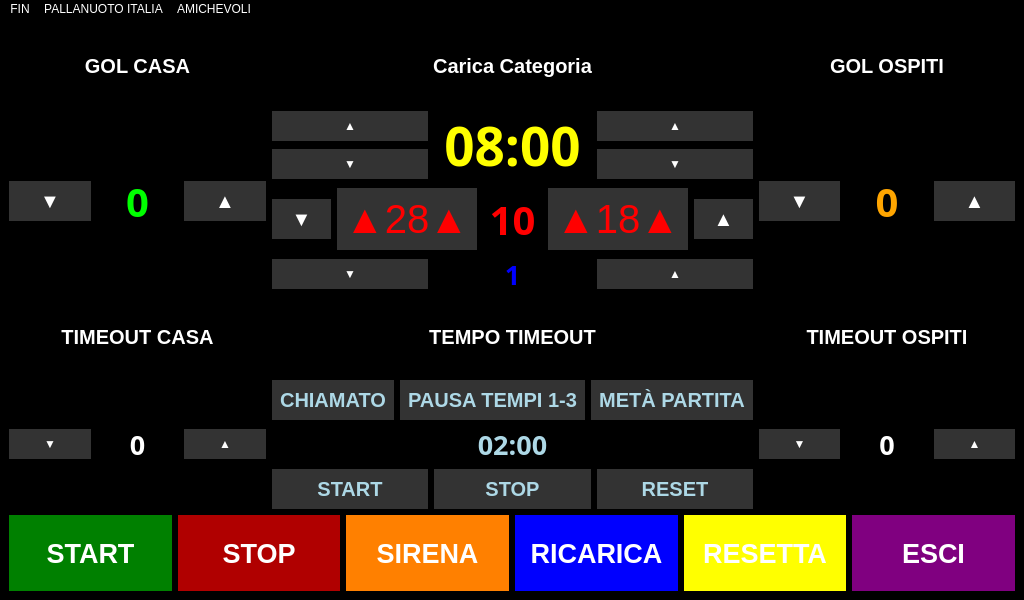
This is rasp5/gui/tabellone.ui in pythonpenguin/segnapunti_pallanuoto as Qt 5 draws it before an edit. The edited form follows.
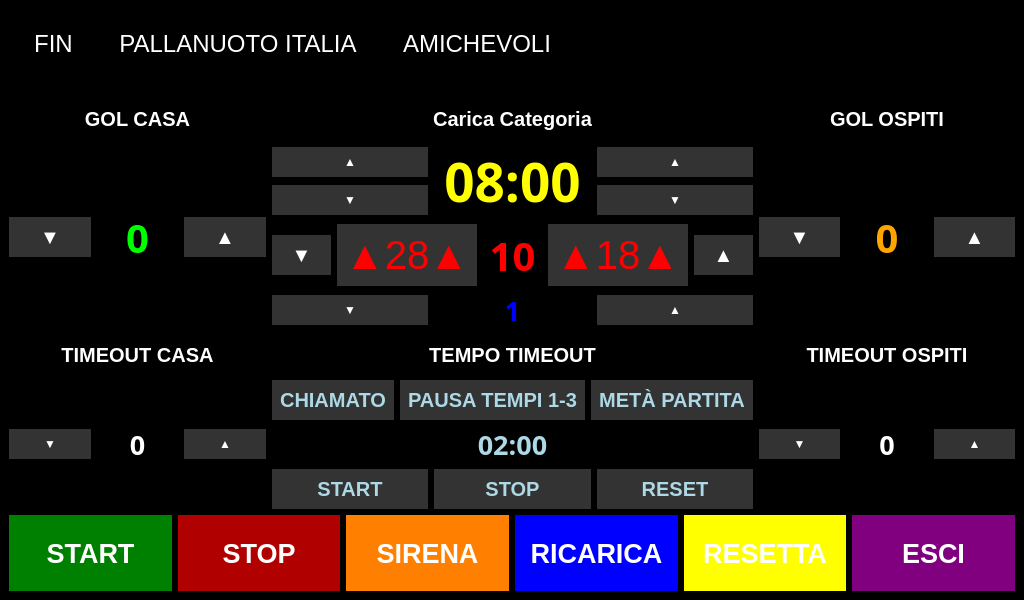
This is the edited form.

```diff
--- a/rasp5/gui/tabellone.ui
+++ b/rasp5/gui/tabellone.ui
@@ -63,6 +63,16 @@
                 color: yellow;
                 }
 
+                QMenuBar {
+                font-size: 24px;
+                padding: 8px;
+                min-height: 50px;
+                }
+
+                QMenuBar::item {
+                padding: 12px 20px;
+                min-height: 40px; /* forza altezza minima “cliccabile” */
+                }
 
             </string>
         </property>
```
